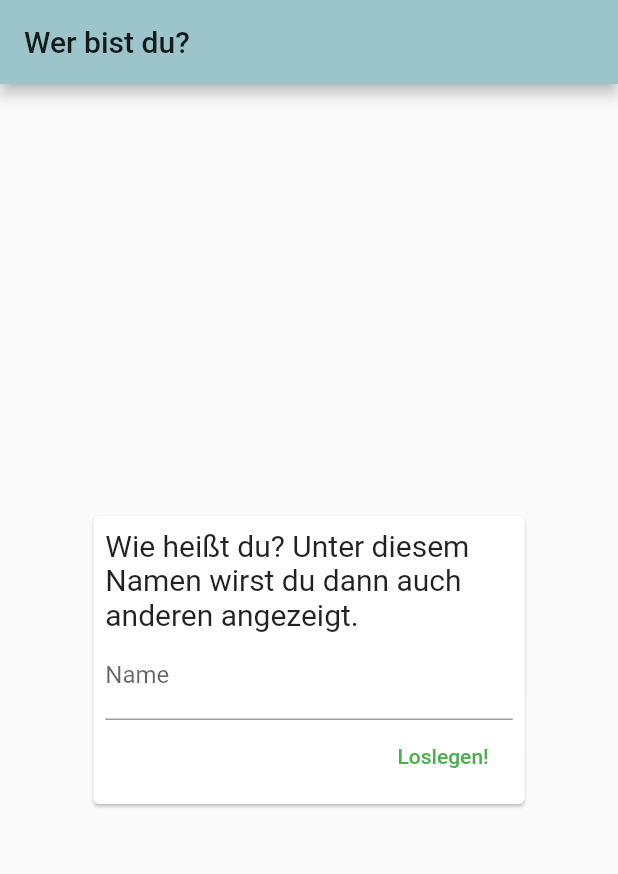
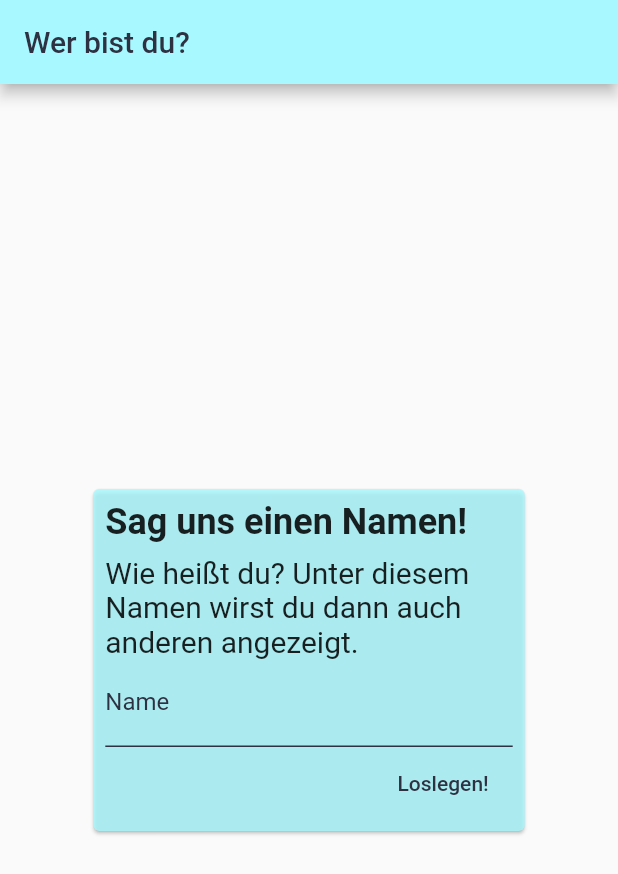
Before and after one commit to Alexx882/flocker, a Flutter app: the screen it shows after launch, on a phone screen of 412 x 824 dp. Shown: the top 874 px of the screen. Run offline on Flutter 3.47's test engine with Material 2 defaults, Android fonts, the phone set to English and light mode, and no system bars; our stand-ins replace location, shared_preferences; missing offline and left inert: cron.

Commit message:
added colors

```diff
--- a/lib/main.dart
+++ b/lib/main.dart
@@ -4,7 +4,7 @@ import 'package:flutter/material.dart';
 void main() => runApp(MyApp());
 
 class MyApp extends StatelessWidget {
-  final Color colorAeroBlue = const Color.fromRGBO(193, 247, 220, 1);
+  final Color colorAeroBlue = const Color.fromRGBO(168, 249, 255, 1);
   final Color colorPaleCerulean = const Color.fromRGBO(155, 196, 203, 1);
   final Color colorGunmetal = const Color.fromRGBO(45, 49, 66, 1);
 
@@ -13,7 +13,7 @@ class MyApp extends StatelessWidget {
     return MaterialApp(
       title: 'Flutter Demo',
       theme: ThemeData(
-        primaryColor: colorPaleCerulean,
+        primaryColor: colorAeroBlue,
         accentColor: colorAeroBlue,
         buttonTheme: ButtonThemeData(
           buttonColor: colorPaleCerulean,
--- a/lib/ui/tracking_view.dart
+++ b/lib/ui/tracking_view.dart
@@ -88,7 +88,7 @@ class _TrackingViewState extends State<TrackingView>
   @override
   Widget build(BuildContext context) {
     return Scaffold(
-      backgroundColor: Color.fromRGBO(234, 232, 255, 1),
+      backgroundColor: const Color.fromRGBO(234, 232, 255, 1),
       appBar: AppBar(
         title: Text(
           _name != null ? helloPrefix + " $_name" : "Hallo!",
@@ -112,7 +112,7 @@ class _TrackingViewState extends State<TrackingView>
                     Container(
                       decoration: BoxDecoration(
                         shape: BoxShape.circle,
-                        color: Theme.of(context).primaryColor,
+                        color: const Color.fromRGBO(155, 196, 203, 1),
                       ),
                     ),
 
--- a/lib/ui/username_view.dart
+++ b/lib/ui/username_view.dart
@@ -53,11 +53,18 @@ class _UsernameViewState extends State<UsernameView> {
   @override
   Widget build(BuildContext context) {
     return Scaffold(
+      // backgroundColor: const Color.fromRGBO(155, 196, 203, 1),
       appBar: AppBar(
-        title: Text("Wer bist du?"),
+        title: Text(
+          "Wer bist du?",
+          style: TextStyle(
+            color: const Color.fromRGBO(45, 49, 66, 1),
+          ),
+        ),
       ),
       body: Center(
         child: Card(
+          color: const Color.fromRGBO(168, 249, 255, .8),
           child: Padding(
             padding: const EdgeInsets.all(8.0),
             child: FractionallySizedBox(
@@ -68,6 +75,17 @@ class _UsernameViewState extends State<UsernameView> {
                   crossAxisAlignment: CrossAxisAlignment.end,
                   mainAxisSize: MainAxisSize.min,
                   children: <Widget>[
+                    Container(
+                      alignment: Alignment.centerLeft,
+                      child: Text(
+                        "Sag uns einen Namen!",
+                        style: TextStyle(
+                          fontSize: 24.0,
+                          fontWeight: FontWeight.bold,
+                        ),
+                      ),
+                    ),
+                    SizedBox(height: 8),
                     Text(
                       "Wie heißt du? Unter diesem Namen wirst du dann auch anderen angezeigt.",
                       style: TextStyle(
@@ -75,7 +93,22 @@ class _UsernameViewState extends State<UsernameView> {
                       ),
                     ),
                     TextFormField(
-                      decoration: InputDecoration(labelText: "Name"),
+                      cursorColor: const Color.fromRGBO(45, 49, 66, 1),
+                      decoration: InputDecoration(
+                        labelText: "Name",
+                        labelStyle: TextStyle(
+                          color: const Color.fromRGBO(45, 49, 66, 1),
+                        ),
+                        focusColor: const Color.fromRGBO(45, 49, 66, 1),
+                        focusedBorder: UnderlineInputBorder(
+                            borderSide: BorderSide(
+                          color: const Color.fromRGBO(45, 49, 66, 1),
+                        )),
+                        enabledBorder: UnderlineInputBorder(
+                            borderSide: BorderSide(
+                          color: const Color.fromRGBO(45, 49, 66, 1),
+                        )),
+                      ),
                       onSaved: (String value) => _username = value,
                       validator: (String value) {
                         String sanitized = value.trim();
@@ -104,7 +137,7 @@ class _UsernameViewState extends State<UsernameView> {
                           Text(
                             "Loslegen!",
                             style: TextStyle(
-                              color: Colors.green,
+                              color: const Color.fromRGBO(45, 49, 66, 1),
                             ),
                           ),
                         ],
```
